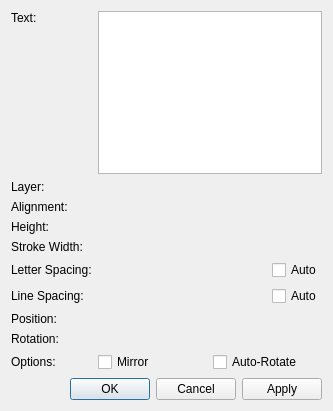
Before: the Qt Designer form libs/librepcb/editor/dialogs/stroketextpropertiesdialog.ui in LibrePCB/LibrePCB, drawn with Qt 5.
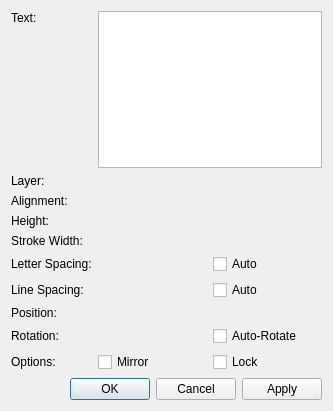
After: the same form once the commit is applied. Custom widgets are drawn as their Qt base class.

Commit message: Board editor: Support locking/unlocking items

Patch:
```diff
--- a/libs/librepcb/editor/dialogs/stroketextpropertiesdialog.ui
+++ b/libs/librepcb/editor/dialogs/stroketextpropertiesdialog.ui
@@ -84,7 +84,7 @@
       </widget>
      </item>
      <item row="5" column="1">
-      <layout class="QHBoxLayout" name="horizontalLayout_4" stretch="1,0">
+      <layout class="QHBoxLayout" name="horizontalLayout_4">
        <item>
         <widget class="librepcb::editor::RatioEdit" name="edtLetterSpacingRatio" native="true"/>
        </item>
@@ -105,7 +105,7 @@
       </widget>
      </item>
      <item row="6" column="1">
-      <layout class="QHBoxLayout" name="horizontalLayout_3" stretch="1,0">
+      <layout class="QHBoxLayout" name="horizontalLayout_3">
        <item>
         <widget class="librepcb::editor::RatioEdit" name="edtLineSpacingRatio" native="true"/>
        </item>
@@ -143,7 +143,18 @@
       </widget>
      </item>
      <item row="8" column="1">
-      <widget class="librepcb::editor::AngleEdit" name="edtRotation" native="true"/>
+      <layout class="QHBoxLayout" name="horizontalLayout_5">
+       <item>
+        <widget class="librepcb::editor::AngleEdit" name="edtRotation" native="true"/>
+       </item>
+       <item>
+        <widget class="QCheckBox" name="cbxAutoRotate">
+         <property name="text">
+          <string>Auto-Rotate</string>
+         </property>
+        </widget>
+       </item>
+      </layout>
      </item>
      <item row="9" column="0">
       <widget class="QLabel" name="label_9">
@@ -162,9 +173,9 @@
         </widget>
        </item>
        <item>
-        <widget class="QCheckBox" name="cbxAutoRotate">
+        <widget class="QCheckBox" name="cbxLock">
          <property name="text">
-          <string>Auto-Rotate</string>
+          <string>Lock</string>
          </property>
         </widget>
        </item>
```
Left out of the diff: 9 changed lines with no effect on the pictures. The commit also changes 45 other files.
